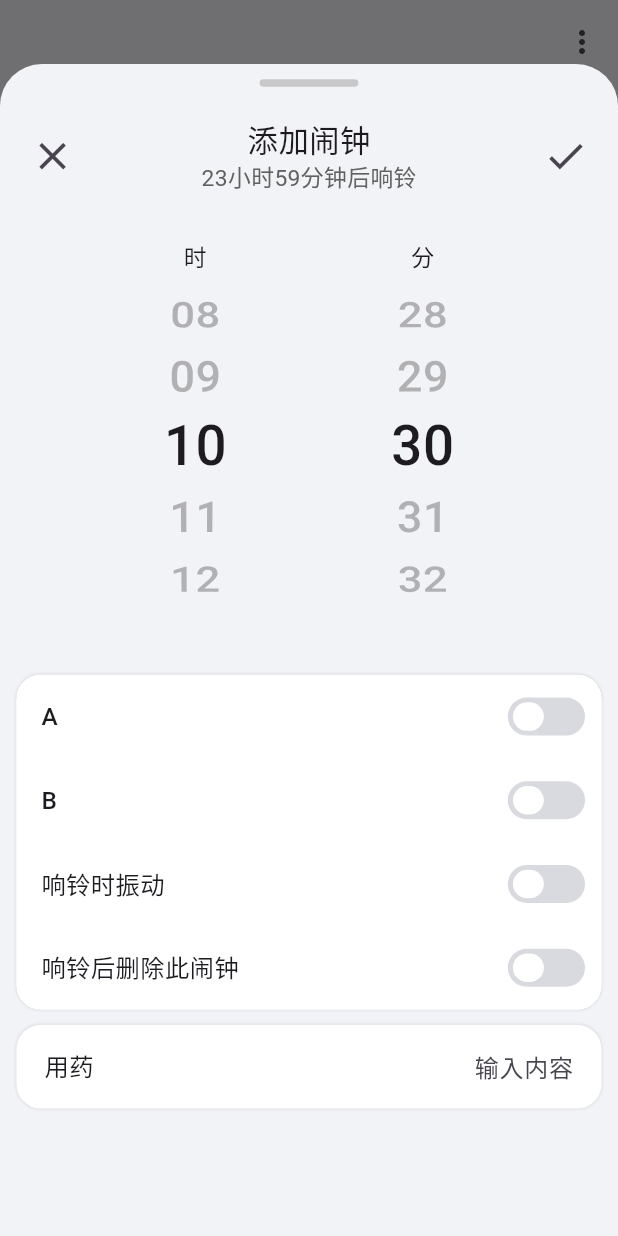
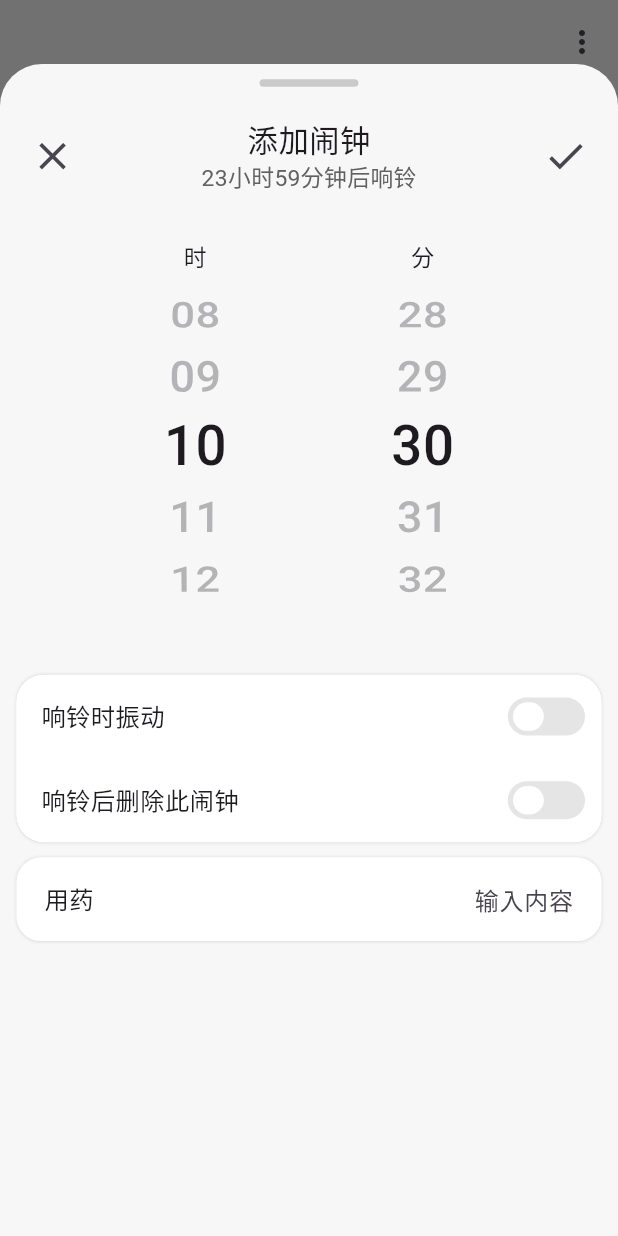
Before and after one commit to dzyz6/Medicine-Alarm, a Flutter app: the screen it shows after launch, after a tap on the "add" icon, after a tap on the "calendar today" icon, after a tap on the "add" icon, on a phone screen of 412 x 824 dp. Run offline on Flutter 3.47's test engine with Material 3 defaults, Android fonts, the phone set to English and light mode, and no system bars; our stand-ins replace flutter_screenutil, shared_preferences; missing offline and left inert: dart:ffi.

Commit message:
闹钟ui，以及本地脑中的preference初步完成，

```diff
--- a/lib/common/Alarm.dart
+++ /dev/null
@@ -1,6 +0,0 @@
-class Alarm{
-  int? hour;
-  int? minute;
-  bool? vibrate;
-  String? medicine;
-}
--- a/lib/common/Color.dart
+++ /dev/null
@@ -1,12 +0,0 @@
-
-import 'dart:ui';
-
-class MyColor{
-
-  var blue1= Color(0xFF4A86FF);
-  var blue2= Color(0xFF2E6FF2);
-  var blue3= Color(0xFF1E40AF);
-  var backgroundColor=Color(0xFFF2F3F6);
-  var pressColor=Color(0xFFE6E7EB);
-  var buttonColor=Color(0xFFD9DADF);
-}
--- a/lib/provider/AlarmInformation.dart
+++ b/lib/common/provider/AlarmInformation.dart
@@ -1,5 +1,7 @@
 import 'package:flutter/cupertino.dart';
+import 'package:nhelp/common/utils/Alarm.dart';
 
 class AlarmInformation extends ChangeNotifier{
 
+
 }
--- a/lib/provider/PageChange.dart
+++ b/lib/common/provider/PageChange.dart
@@ -1,7 +1,9 @@
 import 'package:flutter/cupertino.dart';
-import 'package:nhelp/ui/AskPage.dart';
+import 'package:nhelp/firstpage/AskPage.dart';
 
-import '../ui/AlarmPage.dart';
+import '../../secondpage/AlarmPage.dart';
+
+
 
 class PageChange extends ChangeNotifier {
   Widget mainPage = AskPage();
--- /dev/null
+++ b/lib/common/utils/Color.dart
@@ -0,0 +1,13 @@
+
+import 'dart:ui';
+
+class MyColor{
+
+  var blue1= Color(0xFF4A86FF);
+  var blue2= Color(0xFF3482ff);
+  var blue3= Color(0xFF1E40AF);
+  var backgroundColor=Color(0xFFf7f7f7);
+  var pressColor=Color(0xFFE6E7EB);
+  var buttonColor=Color(0xFFe5e5e5);
+  var unpressedTextColor=Color(0xFFb3b3b3);
+}
--- a/lib/common/CommonPrefs.dart
+++ b/lib/common/utils/CommonPrefs.dart
@@ -14,7 +14,7 @@ class CommonPrefs {
   static decoration(Color color) {
     return BoxDecoration(
         color:color,
-        borderRadius: BorderRadius.all(Radius.circular(16.r)),
+        borderRadius: BorderRadius.all(Radius.circular(18.r)),
         boxShadow: [
           BoxShadow(
             color: Color(0x1A000000), // 透明度26%（比之前的15%稍高），仍浅
--- a/lib/ui/AskPage.dart
+++ b/lib/firstpage/AskPage.dart
@@ -1,10 +1,9 @@
 import 'package:flutter/cupertino.dart';
 import 'package:flutter/material.dart';
 import 'package:flutter_screenutil/flutter_screenutil.dart';
-import 'package:nhelp/common/Color.dart';
+import 'package:nhelp/common/utils/Color.dart';
 
 
-import '../common/container/MyContainer.dart';
 
 class AskPage extends StatelessWidget {
   const AskPage({super.key});
--- a/lib/ui/MyNavigationBar.dart
+++ b/lib/navigationbar/MyNavigationBar.dart
@@ -3,9 +3,11 @@ import 'dart:ffi';
 import 'package:flutter/cupertino.dart';
 import 'package:flutter/material.dart';
 import 'package:flutter_screenutil/flutter_screenutil.dart';
-import 'package:nhelp/common/Color.dart';
-import 'package:nhelp/provider/PageChange.dart';
+import 'package:nhelp/common/utils/Color.dart';
+
 import 'package:provider/provider.dart';
+
+import '../common/provider/PageChange.dart';
 
 class MyNavigationBar extends StatefulWidget {
   const MyNavigationBar({super.key});
@@ -26,7 +28,7 @@ class _MyNavigationBarState extends State<MyNavigationBar>
     super.initState();
     animationController = AnimationController(
       vsync: this,
-      duration: Duration(milliseconds:300),
+      duration: Duration(milliseconds:350),
       value: 0.0,
     );
 
--- a/lib/ui/AddAlarm.dart
+++ b/lib/secondpage/AddAlarm.dart
@@ -1,10 +1,13 @@
 import 'package:flutter/cupertino.dart';
 import 'package:flutter/material.dart';
 import 'package:flutter_screenutil/flutter_screenutil.dart';
+import 'package:nhelp/common/localstorage/MySharedPreference.dart';
+import 'package:nhelp/common/utils/Alarm.dart';
+import 'package:nhelp/secondpage/widget/OnTapContainer.dart';
 
-import '../common/Color.dart';
-import '../common/CommonPrefs.dart';
-import '../common/container/OnTapContainer.dart';
+import '../common/utils/Color.dart';
+import '../common/utils/CommonPrefs.dart';
+
 
 class AddAlarm extends StatefulWidget {
   const AddAlarm({super.key});
@@ -18,9 +21,12 @@ class _AddAlarmState extends State<AddAlarm> {
   late FixedExtentScrollController fixedExtentScrollController;
   late FixedExtentScrollController fixedExtentScrollController2;
 
-  TextEditingController _textEditingController = new TextEditingController();
+  final TextEditingController _textEditingController = TextEditingController();
 
-  FocusNode _focusNode = FocusNode();
+  final FocusNode _focusNode = FocusNode();
+
+  bool vibrate=false;
+  bool finishDelete=false;
 
   ///计算选择时间与当前差
   Duration timeCalculate() {
@@ -52,7 +58,6 @@ class _AddAlarmState extends State<AddAlarm> {
 
   @override
   void initState() {
-
     super.initState();
 
     _focusNode.addListener(() {
@@ -73,7 +78,6 @@ class _AddAlarmState extends State<AddAlarm> {
     WidgetsBinding.instance.addPostFrameCallback((_) {
       timeCalculate();
     });
-
   }
 
   @override
@@ -90,14 +94,18 @@ class _AddAlarmState extends State<AddAlarm> {
     FocusScope.of(context).requestFocus(_focusNode);
   }
 
+
   @override
   Widget build(BuildContext context) {
     final double keyboardHeight =
-        MediaQuery.of(context).viewInsets.bottom;
+        MediaQuery
+            .of(context)
+            .viewInsets
+            .bottom;
 
     return GestureDetector(
       behavior: HitTestBehavior.translucent,
-      onTap: (){
+      onTap: () {
         FocusScope.of(context).requestFocus(FocusNode());
       },
       child: Padding(
@@ -119,6 +127,7 @@ class _AddAlarmState extends State<AddAlarm> {
                 child: SingleChildScrollView(
                   child: Column(
                     children: [
+                      //滚轮
                       chooseAlarm(),
                       //底部功能
                       alarmFunction(),
@@ -178,7 +187,8 @@ class _AddAlarmState extends State<AddAlarm> {
                       (timeCalculate().inHours == 0) &&
                           (timeCalculate().inMinutes % 60) == 0
                           ? "不到1分钟后响铃"
-                          : "${timeCalculate().inHours}小时${timeCalculate().inMinutes % 60}分钟后响铃",
+                          : "${timeCalculate().inHours}小时${timeCalculate()
+                          .inMinutes % 60}分钟后响铃",
                       style:
                       TextStyle(fontSize: 15.sp, color: Colors.grey[700]),
                     )
@@ -186,7 +196,11 @@ class _AddAlarmState extends State<AddAlarm> {
                 );
               }),
           IconButton(
-              onPressed: () {},
+              onPressed: () {
+                Alarm.createAlarm(fixedExtentScrollController.selectedItem,
+                    fixedExtentScrollController2.selectedItem, vibrate,
+                    finishDelete, _textEditingController.text);
+              },
               icon: Icon(
                 Icons.check,
                 size: 30.sp,
@@ -284,7 +298,7 @@ class _AddAlarmState extends State<AddAlarm> {
         mainAxisSize: MainAxisSize.min,
         children: [
           Container(
-              height: (55.h) * 4,
+              height: (55.h) * 2,
               width: double.infinity,
               clipBehavior: Clip.hardEdge,
               decoration: CommonPrefs.decoration(Colors.white),
@@ -295,21 +309,10 @@ class _AddAlarmState extends State<AddAlarm> {
                     height: 55.h,
                     child: OnTapContainer(
                       size: 25,
-                      text: "A",
-                    ),
-                  ),
-                  SizedBox(
-                    height: 55.h,
-                    child: OnTapContainer(
-                      size: 25,
-                      text: "B",
-                    ),
-                  ),
-                  SizedBox(
-                    height: 55.h,
-                    child: OnTapContainer(
-                      size: 25,
                       text: "响铃时振动",
+                      onTap: (){
+                        vibrate=!vibrate;
+                      },
                     ),
                   ),
                   SizedBox(
@@ -317,6 +320,9 @@ class _AddAlarmState extends State<AddAlarm> {
                     child: OnTapContainer(
                       size: 25,
                       text: "响铃后删除此闹钟",
+                      onTap: (){
+                        finishDelete=!finishDelete;
+                      },
                     ),
                   ),
                 ],
@@ -327,7 +333,7 @@ class _AddAlarmState extends State<AddAlarm> {
     );
   }
 
-  Widget inputItem(){
+  Widget inputItem() {
     return GestureDetector(
       onTap: openTextField,
       child: Container(
@@ -338,7 +344,8 @@ class _AddAlarmState extends State<AddAlarm> {
             color: Colors.white,
             borderRadius: BorderRadius.all(Radius.circular(16.r)),
             border: Border.all(
-                color: _focusNode.hasFocus?MyColor().blue2:Colors.transparent,
+                color: _focusNode.hasFocus ? MyColor().blue2 : Colors
+                    .transparent,
                 width: 2.sp
             ),
             boxShadow: [
--- /dev/null
+++ b/lib/secondpage/AlarmList.dart
@@ -0,0 +1,23 @@
+import 'package:flutter/cupertino.dart';
+import 'package:nhelp/common/localstorage/MySharedPreference.dart';
+import 'package:nhelp/secondpage/widget/AlarmContainer.dart';
+
+class AlarmList extends StatefulWidget {
+  const AlarmList({super.key});
+
+  @override
+  State<AlarmList> createState() => _AlarmListState();
+}
+
+class _AlarmListState extends State<AlarmList> {
+  MySharedPreference mySharedPreference=MySharedPreference();
+  @override
+  Widget build(BuildContext context) {
+    // return FutureBuilder(future: mySharedPreference.getAlarmList(), builder: (context,snapshot){
+    //   return ListView.builder(itemBuilder: (context,index){
+    //     return AlarmContainer();
+    //   });
+    // });
+    return AlarmContainer(hour: 1,minute: 1,medicine: "盐酸氨溴索口服溶液、左甲状腺素钠片、氯雷他定分散片、缬沙坦氨氯地平片、多潘立酮片.",);
+  }
+}
--- a/lib/ui/AlarmPage.dart
+++ b/lib/secondpage/AlarmPage.dart
@@ -1,8 +1,9 @@
 import 'package:flutter/cupertino.dart';
 import 'package:flutter/material.dart';
 import 'package:flutter_screenutil/flutter_screenutil.dart';
-import 'package:nhelp/common/Color.dart';
+import 'package:nhelp/common/utils/Color.dart';
 import 'AddAlarm.dart';
+import 'AlarmList.dart';
 
 class AlarmPage extends StatefulWidget {
   const AlarmPage({super.key});
@@ -37,6 +38,7 @@ class _AlarmPageState extends State<AlarmPage> {
                     style: TextStyle(fontSize: 30.sp),
                   ),
                 )),
+            AlarmList(),
           ],
         ),
 
--- /dev/null
+++ b/lib/secondpage/widget/AlarmContainer.dart
@@ -0,0 +1,97 @@
+import 'package:flutter/cupertino.dart';
+import 'package:flutter/material.dart';
+import 'package:flutter_screenutil/flutter_screenutil.dart';
+import 'package:nhelp/common/utils/Color.dart';
+import 'package:nhelp/common/utils/CommonPrefs.dart';
+import 'package:nhelp/secondpage/widget/MyButton.dart';
+
+class AlarmContainer extends StatefulWidget {
+  AlarmContainer(
+      {super.key,
+      required this.hour,
+      required this.minute,
+      required this.medicine});
+
+  int hour;
+  int minute;
+  String medicine;
+
+  @override
+  State<AlarmContainer> createState() => _AlarmContainerState();
+}
+
+class _AlarmContainerState extends State<AlarmContainer> {
+  var textColor = MyColor().unpressedTextColor;
+
+  void changeColor() {
+    setState(() {
+      textColor = textColor == MyColor().unpressedTextColor
+          ? Colors.black
+          : MyColor().unpressedTextColor;
+    });
+  }
+
+  @override
+  Widget build(BuildContext context) {
+    return Container(
+      decoration: CommonPrefs.decoration(Colors.white),
+      margin: CommonPrefs.margin(),
+      width: double.infinity,
+      constraints: BoxConstraints(
+        minHeight: 90.h
+      ),
+      child: Row(
+        mainAxisAlignment: MainAxisAlignment.spaceBetween,
+        children: [
+          Padding(
+            padding: EdgeInsets.only(left: 15.w),
+            child: Row(
+              children: [
+                Text(
+                  '${widget.hour.toString().padLeft(2, '0')}:${widget.minute.toString().padLeft(2, '0')}',
+                  style: TextStyle(
+                      fontSize: 30.sp,
+                      fontWeight: FontWeight.w500,
+                      color: textColor),
+                ),
+                SizedBox(width: 5.w,),
+                Text(
+                  "|",
+                  style: TextStyle(
+                    fontSize: 20.sp,
+                    color: textColor,
+                    fontWeight: FontWeight.w900,
+                  ),
+                ),
+                SizedBox(width: 10.w,),
+                Container(
+                  margin: EdgeInsets.symmetric(vertical: 15.h),
+                  width: 180.w,
+                  child: Text(
+                    widget.medicine,
+                    style: TextStyle(
+                      fontSize: 15.sp,
+                      color: textColor,
+                      fontWeight: FontWeight.w400,
+                    ),
+                    softWrap: true,
+                    maxLines: 10,
+                    overflow: TextOverflow.ellipsis,
+                  ),
+                ),
+              ],
+            ),
+          ),
+
+          Padding(
+            padding: EdgeInsets.only(right: 15.w),
+            child: MyButton(
+              size: 25,
+              onTap: changeColor,
+            ),
+          ),
+        ],
+      ),
+    );
+  }
+}
--- a/lib/common/MyButton.dart
+++ b/lib/secondpage/widget/MyButton.dart
@@ -1,7 +1,7 @@
 import 'package:flutter/material.dart';
 import 'package:flutter/scheduler.dart';
 import 'package:flutter_screenutil/flutter_screenutil.dart';
-import 'package:nhelp/common/Color.dart';
+import 'package:nhelp/common/utils/Color.dart';
 
 class MyButton extends StatefulWidget {
   MyButton(
--- a/lib/common/container/OnTapContainer.dart
+++ b/lib/secondpage/widget/OnTapContainer.dart
@@ -3,10 +3,10 @@ import 'dart:async';
 import 'package:flutter/cupertino.dart';
 import 'package:flutter/material.dart';
 import 'package:flutter_screenutil/flutter_screenutil.dart';
-import 'package:nhelp/common/Color.dart';
-import 'package:nhelp/common/CommonPrefs.dart';
+import 'package:nhelp/common/utils/Color.dart';
+import 'package:nhelp/common/utils/CommonPrefs.dart';
 
-import '../MyButton.dart';
+import 'MyButton.dart';
 
 
 
--- a/pubspec.yaml
+++ b/pubspec.yaml
@@ -36,6 +36,7 @@ dependencies:
   cupertino_icons: ^1.0.8
   provider: ^6.1.1
   flutter_screenutil: ^5.9.3
+  shared_preferences: ^2.2.3
 
 dev_dependencies:
   flutter_test:
```
Also changed, not shown: lib/common/container/MyContainer.dart (deleted, +0 -37 lines), lib/common/localstorage/MySharedPreference.dart (added, +67 -0 lines), lib/common/utils/Alarm.dart (added, +49 -0 lines), lib/main.dart (+5 -4 lines), pubspec.lock, 2 other files.
